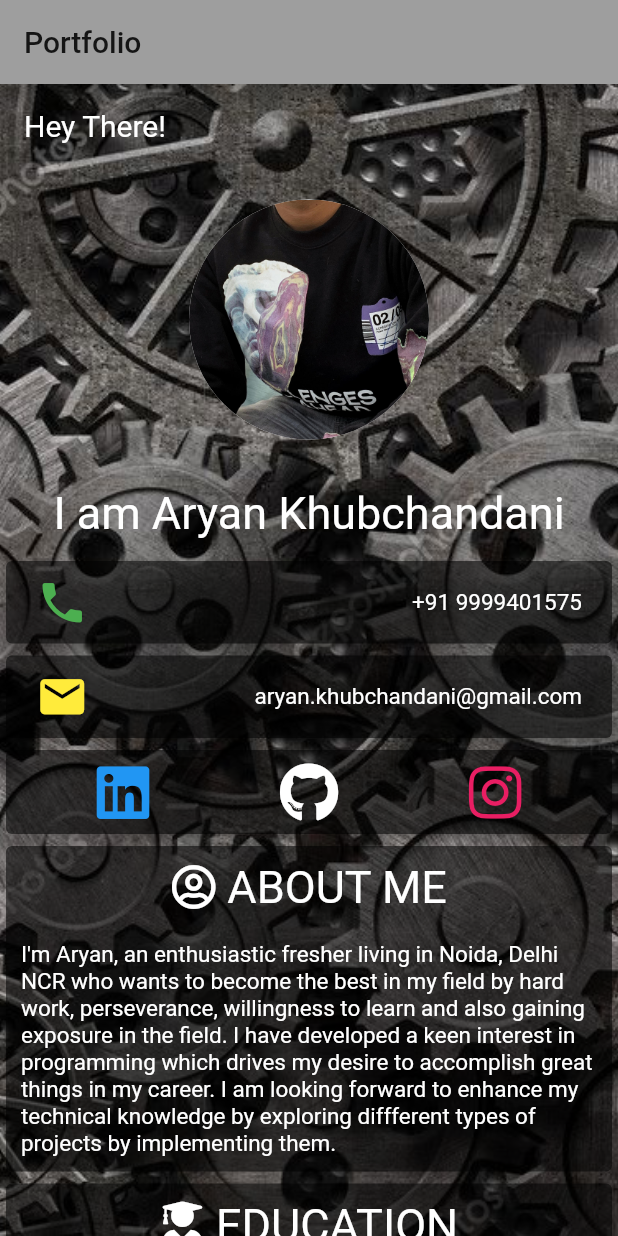
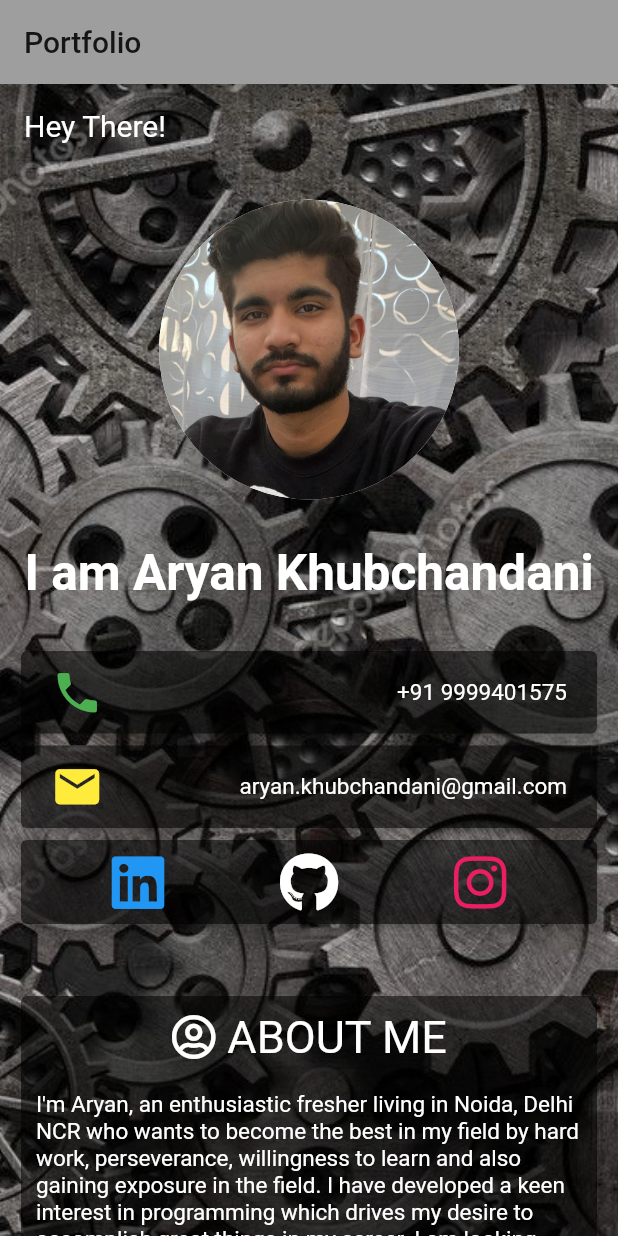
Before and after one commit to AryanKhubchandani/portfolio, a Flutter app: the screen it shows after launch, on a phone screen of 412 x 824 dp. Run offline on Flutter 3.47's test engine with Material 2 defaults, Android fonts, the phone set to English and light mode, and no system bars; our stand-ins replace font_awesome_flutter.

Commit message:
add padding

```diff
--- a/lib/clap.dart
+++ b/lib/clap.dart
@@ -1,22 +1,4 @@
 import 'package:flutter/material.dart';
-
-void main() {
-  runApp(MyApp());
-}
-
-class MyApp extends StatelessWidget {
-  // This widget is the root of your application.
-  @override
-  Widget build(BuildContext context) {
-    return MaterialApp(
-      title: 'Flutter Demo',
-      theme: ThemeData(
-        primarySwatch: Colors.blue,
-      ),
-      home: MyHomePage(title: 'Flutter Demo Home Page'),
-    );
-  }
-}
 
 class MyHomePage extends StatefulWidget {
   MyHomePage({Key key, this.title}) : super(key: key);
--- a/lib/main.dart
+++ b/lib/main.dart
@@ -1,3 +1,5 @@
+import 'dart:ui';
+
 import 'package:flutter/material.dart';
 import 'package:url_launcher/url_launcher.dart';
 import 'package:font_awesome_flutter/font_awesome_flutter.dart';
@@ -13,6 +15,7 @@ class MyApp extends StatelessWidget {
       title: 'Portfolio',
       theme: ThemeData(
         primarySwatch: Colors.grey,
+        backgroundColor: Colors.transparent,
       ),
       home: Scaffold(
         appBar: AppBar(title: Text('Portfolio')),
@@ -20,7 +23,11 @@ class MyApp extends StatelessWidget {
           constraints: BoxConstraints.expand(),
           decoration: BoxDecoration(
             image: DecorationImage(
-                  image: AssetImage("images/bg.jpg"), fit: BoxFit.cover)),
+                image: AssetImage(
+                  "images/bg.jpg",
+                ),
+                fit: BoxFit.cover),
+          ),
           child: BodyLayout(),
         ),
       ),
@@ -50,7 +57,7 @@ Widget home(BuildContext context) {
       Padding(
         padding: const EdgeInsets.all(21.0),
         child: CircleAvatar(
-          radius: 80,
+          radius: 100,
           backgroundImage: AssetImage(
             'images/pic.jpg',
           ),
@@ -62,11 +69,14 @@ Widget home(BuildContext context) {
           textAlign: TextAlign.center,
           style: TextStyle(
             color: Colors.white,
-            fontSize: 30,
+            fontSize: 33,
+            fontWeight: FontWeight.w600,
           ),
         ),
       ),
-      Card(
+      Container(
+        padding: const EdgeInsets.fromLTRB(10, 20, 10, 0),
+        child: Card(
           color: Colors.black54,
           elevation: 5,
           child: (InkWell(
@@ -92,7 +102,10 @@ Widget home(BuildContext context) {
               ),
               onTap: openPhone)),
         ),
-      Card(
+      ),
+      Container(
+        padding: const EdgeInsets.fromLTRB(10, 0, 10, 0),
+        child: Card(
           color: Colors.black54,
           elevation: 5,
           child: (InkWell(
@@ -118,7 +131,10 @@ Widget home(BuildContext context) {
               ),
               onTap: openPhone)),
         ),
-      Card(
+      ),
+      Container(
+        padding: const EdgeInsets.fromLTRB(10, 0, 10, 20),
+        child: Card(
           color: Colors.black54,
           elevation: 5,
           child: Padding(
@@ -147,7 +163,10 @@ Widget home(BuildContext context) {
             ),
           ),
         ),
-      Card(
+      ),
+      Container(
+        padding: const EdgeInsets.fromLTRB(10, 20, 10, 20),
+        child: Card(
           color: Colors.black54,
           elevation: 0,
           child: Container(
@@ -183,7 +202,10 @@ Widget home(BuildContext context) {
             ),
           ),
         ),
-      Card(
+      ),
+      Container(
+        padding: const EdgeInsets.fromLTRB(10, 20, 10, 20),
+        child: Card(
           color: Colors.black54,
           elevation: 0,
           child: Container(
@@ -208,13 +230,19 @@ Widget home(BuildContext context) {
                     ),
                   ],
                 ),
+                Text(
+                  "\n",
+                  style: TextStyle(
+                    fontSize: 10,
+                  ),
+                ),
                 Icon(
                   FontAwesomeIcons.university,
-                size: 30,
+                  size: 60,
                   color: Colors.white,
                 ),
                 Text(
-                'Vellore Institute of Technology, Vellore',
+                  '\nVellore Institute of Technology, Vellore',
                   textAlign: TextAlign.center,
                   style: TextStyle(
                     color: Colors.white,
@@ -230,11 +258,11 @@ Widget home(BuildContext context) {
                 ),
                 Icon(
                   FontAwesomeIcons.school,
-                size: 30,
+                  size: 55,
                   color: Colors.white,
                 ),
                 Text(
-                "Delhi Public School Indirapuram",
+                  "\nDelhi Public School Indirapuram",
                   textAlign: TextAlign.center,
                   style: TextStyle(
                     color: Colors.white,
@@ -252,7 +280,10 @@ Widget home(BuildContext context) {
             ),
           ),
         ),
-      Card(
+      ),
+      Container(
+        padding: const EdgeInsets.fromLTRB(10, 20, 10, 20),
+        child: Card(
             color: Colors.black54,
             elevation: 0,
             child: Container(
@@ -278,7 +309,7 @@ Widget home(BuildContext context) {
                     ],
                   ),
                   Text(
-                "\nI didn't have any experience in coding in my school life, but I started to work on it since the college started and here are the languages I have tried my hands on so far ( and trying to improve my skills further in them): Python, C, Dart, Kotlin, HTML, CSS",
+                    "\nI didn't have any experience in coding in my school life, but I started to work on it since the college started and here are the languages I have tried my hands on so far ( and trying to improve my skills further in them): ",
                     style: TextStyle(
                       color: Colors.white,
                       fontSize: 15,
@@ -287,9 +318,10 @@ Widget home(BuildContext context) {
                   Column(
                     children: <Widget>[
                       Row(
+                        mainAxisAlignment: MainAxisAlignment.spaceBetween,
                         children: <Widget>[
                           Padding(
-                        padding: const EdgeInsets.fromLTRB(20, 10, 0, 0),
+                            padding: const EdgeInsets.fromLTRB(15, 20, 15, 10),
                             child: Column(
                               children: <Widget>[
                                 Container(
@@ -297,20 +329,23 @@ Widget home(BuildContext context) {
                                       const EdgeInsets.fromLTRB(10, 10, 10, 10),
                                   decoration: BoxDecoration(
                                     border: Border.all(
-                                  color: Colors.greenAccent,
+                                      color: Colors.white,
                                     ),
                                     borderRadius: BorderRadius.circular(20.0),
                                   ),
                                   child: Image(
-                                image: AssetImage('c.png'),
-                                height: 80.0,
+                                    image: AssetImage(
+                                      'c.png',
+                                    ),
+                                    width: 60.0,
+                                    height: 60.0,
                                   ),
                                 ),
                                 SizedBox(
                                   height: 10,
                                 ),
                                 Text(
-                              "C",
+                                  " C",
                                   style: TextStyle(
                                     color: Colors.white,
                                     fontFamily: "Sniglet",
@@ -323,19 +358,21 @@ Widget home(BuildContext context) {
                           Column(
                             children: <Widget>[
                               Padding(
-                            padding: const EdgeInsets.fromLTRB(20, 10, 0, 0),
+                                padding:
+                                    const EdgeInsets.fromLTRB(15, 20, 15, 10),
                                 child: Container(
                                   padding:
                                       const EdgeInsets.fromLTRB(10, 10, 10, 10),
                                   decoration: BoxDecoration(
                                     border: Border.all(
-                                  color: Colors.redAccent,
+                                      color: Colors.white,
                                     ),
                                     borderRadius: BorderRadius.circular(20.0),
                                   ),
                                   child: Image(
                                     image: AssetImage('python.png'),
-                                height: 80.0,
+                                    width: 60.0,
+                                    height: 60.0,
                                   ),
                                 ),
                               ),
@@ -343,7 +380,7 @@ Widget home(BuildContext context) {
                                 height: 10,
                               ),
                               Text(
-                            "     Python",
+                                "  Python",
                                 style: TextStyle(
                                   color: Colors.white,
                                   fontFamily: "Sniglet",
@@ -355,19 +392,21 @@ Widget home(BuildContext context) {
                           Column(
                             children: <Widget>[
                               Padding(
-                            padding: const EdgeInsets.fromLTRB(20, 10, 0, 0),
+                                padding:
+                                    const EdgeInsets.fromLTRB(15, 20, 15, 10),
                                 child: Container(
                                   padding:
                                       const EdgeInsets.fromLTRB(10, 10, 10, 10),
                                   decoration: BoxDecoration(
                                     border: Border.all(
-                                  color: Colors.blueAccent,
+                                      color: Colors.white,
                                     ),
                                     borderRadius: BorderRadius.circular(20.0),
                                   ),
                                   child: Image(
                                     image: AssetImage('dart.png'),
-                                height: 80.0,
+                                    height: 60.0,
+                                    width: 60.0,
                                   ),
                                 ),
                               ),
@@ -375,7 +414,7 @@ Widget home(BuildContext context) {
                                 height: 10,
                               ),
                               Text(
-                            "     Dart",
+                                "  Dart",
                                 style: TextStyle(
                                   color: Colors.white,
                                   fontFamily: "Sniglet",
@@ -387,23 +426,26 @@ Widget home(BuildContext context) {
                         ],
                       ),
                       Row(
+                        mainAxisAlignment: MainAxisAlignment.spaceBetween,
                         children: <Widget>[
                           Column(
                             children: <Widget>[
                               Padding(
-                            padding: const EdgeInsets.fromLTRB(20, 10, 0, 0),
+                                padding:
+                                    const EdgeInsets.fromLTRB(15, 20, 15, 10),
                                 child: Container(
                                   padding:
                                       const EdgeInsets.fromLTRB(10, 10, 10, 10),
                                   decoration: BoxDecoration(
                                     border: Border.all(
-                                  color: Colors.greenAccent,
+                                      color: Colors.white,
                                     ),
                                     borderRadius: BorderRadius.circular(20.0),
                                   ),
                                   child: Image(
                                     image: AssetImage('html.png'),
-                                height: 80.0,
+                                    height: 60.0,
+                                    width: 60.0,
                                   ),
                                 ),
                               ),
@@ -411,7 +453,7 @@ Widget home(BuildContext context) {
                                 height: 10,
                               ),
                               Text(
-                            "    HTML",
+                                "   HTML",
                                 style: TextStyle(
                                   color: Colors.white,
                                   fontFamily: "Sniglet",
@@ -423,19 +465,21 @@ Widget home(BuildContext context) {
                           Column(
                             children: <Widget>[
                               Padding(
-                            padding: const EdgeInsets.fromLTRB(20, 10, 0, 0),
+                                padding:
+                                    const EdgeInsets.fromLTRB(15, 20, 15, 10),
                                 child: Container(
                                   padding:
                                       const EdgeInsets.fromLTRB(10, 10, 10, 10),
                                   decoration: BoxDecoration(
                                     border: Border.all(
-                                  color: Colors.blueAccent,
+                                      color: Colors.white,
                                     ),
                                     borderRadius: BorderRadius.circular(20.0),
                                   ),
                                   child: Image(
                                     image: AssetImage('flutter.png'),
-                                height: 80.0,
+                                    height: 60.0,
+                                    width: 60.0,
                                   ),
                                 ),
                               ),
@@ -443,7 +487,7 @@ Widget home(BuildContext context) {
                                 height: 10,
                               ),
                               Text(
-                            "    Flutter",
+                                "  Flutter",
                                 style: TextStyle(
                                   color: Colors.white,
                                   fontFamily: "Sniglet",
@@ -455,19 +499,21 @@ Widget home(BuildContext context) {
                           Column(
                             children: <Widget>[
                               Padding(
-                            padding: const EdgeInsets.fromLTRB(20, 10, 0, 0),
+                                padding:
+                                    const EdgeInsets.fromLTRB(15, 20, 15, 10),
                                 child: Container(
                                   padding:
                                       const EdgeInsets.fromLTRB(10, 10, 10, 10),
                                   decoration: BoxDecoration(
                                     border: Border.all(
-                                  color: Colors.greenAccent,
+                                      color: Colors.white,
                                     ),
                                     borderRadius: BorderRadius.circular(20.0),
                                   ),
                                   child: Image(
                                     image: AssetImage('css.png'),
-                                height: 80.0,
+                                    height: 60.0,
+                                    width: 60.0,
                                   ),
                                 ),
                               ),
@@ -475,7 +521,46 @@ Widget home(BuildContext context) {
                                 height: 10,
                               ),
                               Text(
-                            "    CSS",
+                                " CSS",
+                                style: TextStyle(
+                                  color: Colors.white,
+                                  fontFamily: "Sniglet",
+                                  fontSize: 17,
+                                ),
+                              ),
+                            ],
+                          ),
+                        ],
+                      ),
+                      Row(
+                        mainAxisAlignment: MainAxisAlignment.center,
+                        children: <Widget>[
+                          Column(
+                            children: <Widget>[
+                              Padding(
+                                padding:
+                                    const EdgeInsets.fromLTRB(15, 20, 15, 10),
+                                child: Container(
+                                  padding:
+                                      const EdgeInsets.fromLTRB(10, 10, 10, 10),
+                                  decoration: BoxDecoration(
+                                    border: Border.all(
+                                      color: Colors.white,
+                                    ),
+                                    borderRadius: BorderRadius.circular(20.0),
+                                  ),
+                                  child: Image(
+                                    image: AssetImage('kotlin.png'),
+                                    height: 60.0,
+                                    width: 60.0,
+                                  ),
+                                ),
+                              ),
+                              SizedBox(
+                                height: 10,
+                              ),
+                              Text(
+                                "  KOTLIN",
                                 style: TextStyle(
                                   color: Colors.white,
                                   fontFamily: "Sniglet",
@@ -490,9 +575,11 @@ Widget home(BuildContext context) {
                   ),
                 ],
               ),
+            )),
       ),
-      ),
-      Card(
+      Container(
+        padding: const EdgeInsets.fromLTRB(10, 20, 10, 20),
+        child: Card(
           color: Colors.black54,
           elevation: 0,
           child: Container(
@@ -518,13 +605,14 @@ Widget home(BuildContext context) {
                   ],
                 ),
                 Text(
-                "\nI am a football enthusiast, but I would be up to play any sport at any given time. I also have interest in cooking and I like to try out new dishes every now and then. I also enjoy photography. In my chill time, I usually prefer to listen to music or play games on my console",
+                  "\nI am a football enthusiast, but I am up to play any sport at any given time. I also have interest in cooking and I like to try out new dishes every now and then. I also enjoy photography. In my chill time, I usually prefer to listen to music or play games on my console",
                   style: TextStyle(
                     color: Colors.white,
                     fontSize: 15,
                   ),
                 ),
               ],
+            ),
           ),
         ),
       ),
```
Also changed, not shown: images/pic.jpg. Lines whose indentation alone changed are shown as unchanged.
